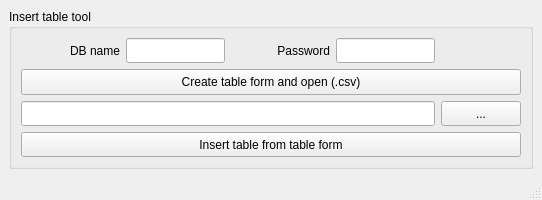
Above: gui/main.ui from aojiswag/mysqltools before the change. Below: the same form after it.
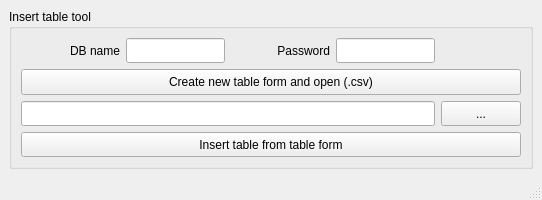
That is the form after the change.

Patch:
```diff
--- a/gui/main.ui
+++ b/gui/main.ui
@@ -128,7 +128,7 @@
             </sizepolicy>
            </property>
            <property name="text">
-            <string>Create table form and open (.csv)</string>
+            <string>Create new table form and open (.csv)</string>
            </property>
           </widget>
          </item>
```
Left out of the diff: 3 changed lines with no effect on the pictures.
